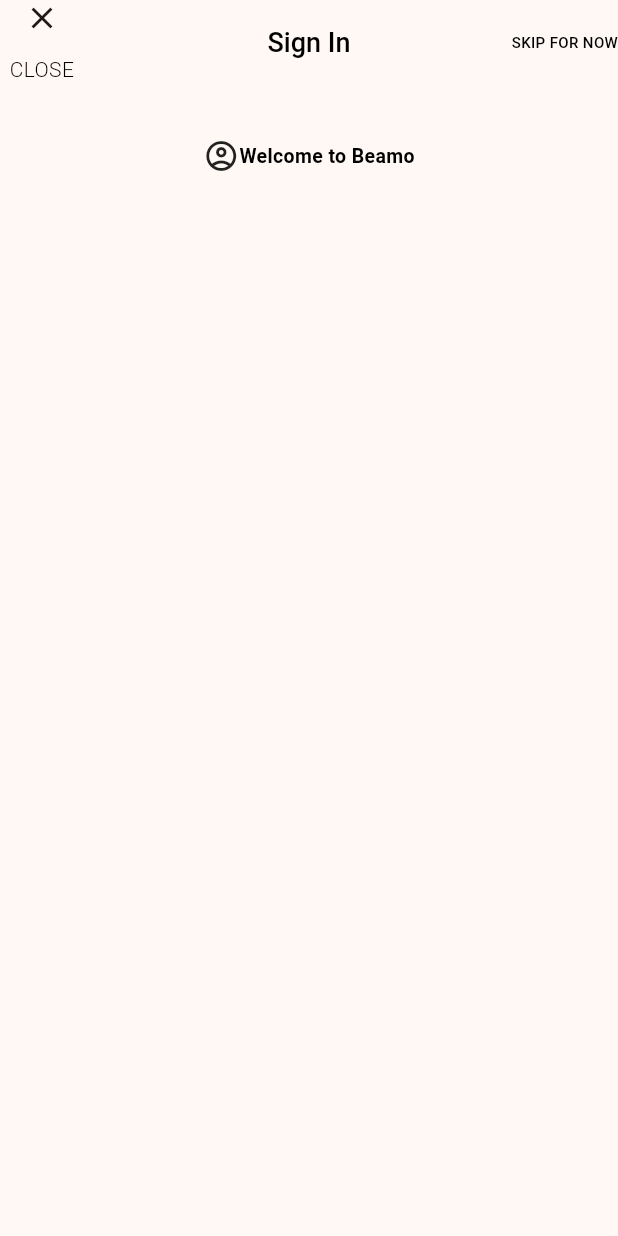
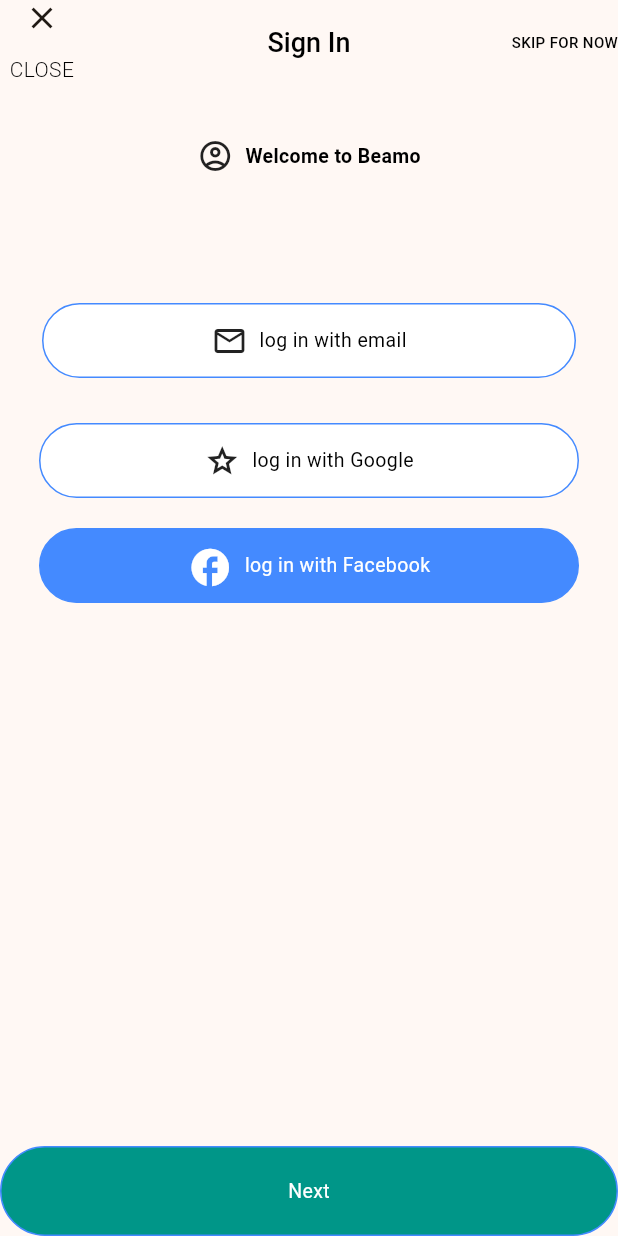
Before and after one commit to mik284/login_splashscreen, a Flutter app: the screen it shows after launch, on a phone screen of 412 x 824 dp. Run offline on Flutter 3.47's test engine with Material 3 defaults, Android fonts, the phone set to English and light mode, and no system bars; Roboto replaces fonts that are missing (Montserrat).

Commit message:
updated loginpage and bottomnavogation

```diff
--- a/lib/pages/loginpage.dart
+++ b/lib/pages/loginpage.dart
@@ -1,6 +1,7 @@
 import 'package:flutter/cupertino.dart';
 import 'package:flutter/material.dart';
 
+import '../widgets/buttonwidget.dart';
 import '../widgets/textwidget.dart';
 
 class LoginPage extends StatelessWidget {
@@ -46,11 +47,14 @@ class LoginPage extends StatelessWidget {
         child: Column(
           children: [
             Padding(
-              padding: EdgeInsets.only(top: 28.0),
+              padding: EdgeInsets.only(top: 28.0, bottom: 18.0),
               child: Row(
                 mainAxisAlignment: MainAxisAlignment.center,
                 children: [
-                  Icon(Icons.account_circle_outlined),
+                  Padding(
+                    padding: EdgeInsets.only(right: 8.0),
+                    child: Icon(Icons.account_circle_outlined),
+                  ),
                   TextWidget(
                       text: 'Welcome to Beamo',
                       color: Colors.black,
@@ -61,9 +65,108 @@ class LoginPage extends StatelessWidget {
                 ],
               ),
             ),
+            Padding(
+              padding: EdgeInsets.only(top: 48.0),
+              child: Column(
+                mainAxisAlignment: MainAxisAlignment.spaceBetween,
+                crossAxisAlignment: CrossAxisAlignment.center,
+                children: [
+                  Padding(
+                    padding: EdgeInsets.all(20.0),
+                    child: ButtonWidget(
+                        color: Colors.white,
+                        width: 360,
+                        height: 50,
+                        radius: 50,
+                        widget: Row(
+                          mainAxisAlignment: MainAxisAlignment.center,
+                          crossAxisAlignment: CrossAxisAlignment.center,
+                          children: [
+                            Padding(
+                              padding: EdgeInsets.only(right: 8.0),
+                              child: Icon(Icons.mail_outline),
+                            ),
+                            TextWidget(
+                                text: "log in with email",
+                                color: Colors.black,
+                                family: "Montserrat",
+                                size: 13,
+                                weight: FontWeight.w400,
+                                align: TextAlign.center)
+                          ],
+                        )),
+                  ),
+                  Padding(
+                    padding: EdgeInsets.all(10.0),
+                    child: ButtonWidget(
+                        color: Colors.white,
+                        width: 360,
+                        height: 50,
+                        radius: 50,
+                        widget: Row(
+                          mainAxisAlignment: MainAxisAlignment.center,
+                          children: [
+                            Padding(
+                              padding: EdgeInsets.only(right: 8.0),
+                              child: Icon(Icons.grade_outlined),
+                            ),
+                            TextWidget(
+                                text: "log in with Google",
+                                color: Colors.black,
+                                family: "Montserrat",
+                                size: 13,
+                                weight: FontWeight.w400,
+                                align: TextAlign.center)
+                          ],
+                        )),
+                  ),
+                  Padding(
+                    padding: EdgeInsets.all(10.0),
+                    child: ButtonWidget(
+                        color: Colors.blueAccent,
+                        width: 360,
+                        height: 50,
+                        radius: 50,
+                        widget: Row(
+                          mainAxisAlignment: MainAxisAlignment.center,
+                          children: [
+                            Padding(
+                              padding: EdgeInsets.only(right: 8.0),
+                              child: Icon(Icons.facebook, color: Colors.white, size: 30 ,),
+                            ),
+                            TextWidget(
+                                text: "log in with Facebook",
+                                color: Colors.white,
+                                family: "Montserrat",
+                                size: 13,
+                                weight: FontWeight.w400,
+                                align: TextAlign.center)
+                          ],
+                        )),
+                  ),
+                ],
+              ),
+            ),
           ],
         ),
       ),
+      bottomNavigationBar: const ButtonWidget(
+          color: Colors.teal,
+          width: 360,
+          height: 60,
+          radius: 50,
+          widget: Row(
+            mainAxisAlignment: MainAxisAlignment.center,
+            children: [
+              TextWidget(
+                  text: "Next",
+                  color: Colors.white,
+                  family: "Montserrat",
+                  size: 13,
+                  weight: FontWeight.w400,
+                  align: TextAlign.center)
+            ],
+          )) ,
     );
   }
 }
--- a/lib/widgets/buttonwidget.dart
+++ b/lib/widgets/buttonwidget.dart
@@ -20,7 +20,7 @@ class ButtonWidget extends StatelessWidget {
       width: width,
       height: height,
       decoration: BoxDecoration(
-          color: color, borderRadius: BorderRadius.circular(radius)),
+          color: color, borderRadius: BorderRadius.circular(radius), border: Border.all(color: Colors.blueAccent)),
       child: Padding(
         padding: const EdgeInsets.all(10),
         child: Center(child: widget),
```
